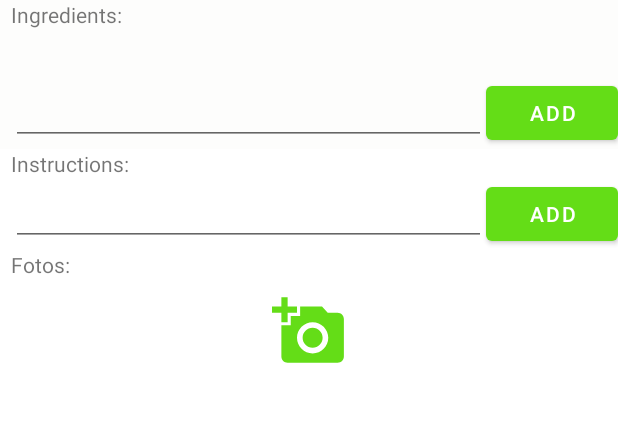
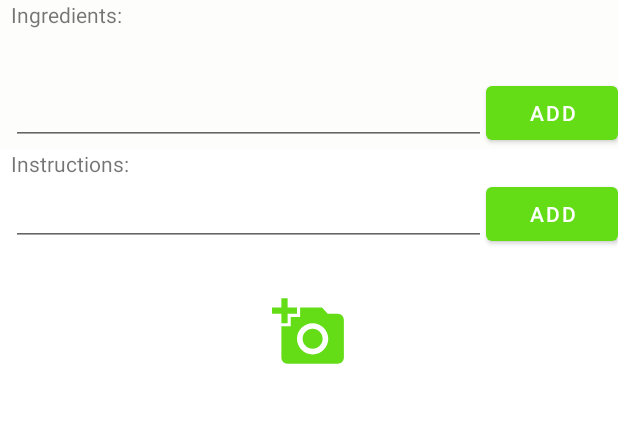
Before and after one commit to sw20-tug/MA-Morning-3, an Android app: the AddRecipesFragment screen opened directly, with no data from a screen before it, on a phone screen of 412 x 824 dp, the part 502-925 px from its top. Run offline under Robolectric (Android 15) with nearby library versions, the phone set to English and light mode, and no system bars.

Commit message:
COOK-26 MOD image preview; styling of image preview [LH, ST]

```diff
--- a/app/app/src/main/java/at/tugraz/ist/sw20/mam3/cook/ui/add_recipes/AddRecipesFragment.kt
+++ b/app/app/src/main/java/at/tugraz/ist/sw20/mam3/cook/ui/add_recipes/AddRecipesFragment.kt
@@ -97,8 +97,6 @@ class AddRecipesFragment : Fragment() {
         val textViewInstr: TextView =
             root.text_input_instructions.findViewById(R.id.instruction_input_description)
         textViewInstr.setText(R.string.create_edit_recipes_instructions)
-        val textViewImage: TextView = root.text_input_images.findViewById(R.id.image_input_description)
-        textViewImage.setText(R.string.create_edit_recipes_fotos)
 
         val textViewPrepMin: TextView = root.text_input_preptime.findViewById(R.id.time_input_minutes)
         textViewPrepMin.setText(R.string.minutes_text_label)
@@ -166,7 +164,10 @@ class AddRecipesFragment : Fragment() {
             }
         }
     }
+
     fun setupImages() {
+
+        RecipeService(context!!).deleteTemporaryImages();
 
         val imageAddBtn = root.image_add_image_button
         .findViewById<ImageView>(R.id.image_add_image_button)
@@ -199,13 +200,11 @@ class AddRecipesFragment : Fragment() {
     override fun onActivityResult(requestCode: Int, resultCode: Int, data: Intent?) {
         super.onActivityResult(requestCode, resultCode, data)
 
-        //  TODO: sample code taking pictures and loading from storage
         if (requestCode == REQUEST_IMAGE_CAPTURE && resultCode == RESULT_OK) {
             val imageBitmap = data!!.extras!!.get("data") as Bitmap
             val recipeService = RecipeService(context!!)
             // TODO: handle edit recipe
             recipeService.storeImageTemporary(imageBitmap)
-            // TODO: update gallery
             val dataReadyListener = object : DataReadyListener<List<Uri>> {
                 override fun onDataReady(data: List<Uri>?) {
                     activity!!.runOnUiThread {
@@ -226,9 +225,7 @@ class AddRecipesFragment : Fragment() {
             val dataReadyListener = object : DataReadyListener<List<Uri>> {
                 override fun onDataReady(data: List<Uri>?) {
                     activity!!.runOnUiThread {
-                        Log.d("Photo Preview", "Before Adapter call")
                         lvImages.adapter = ImagePreviewAdapter(context!!, null, data)
-                        Log.d("Photo Preview", "After Adapter call")
                     }
 
                 }
--- a/app/app/src/main/res/layout/item_image_input.xml
+++ b/app/app/src/main/res/layout/item_image_input.xml
@@ -5,23 +5,24 @@
     android:layout_height="match_parent"
     xmlns:app="http://schemas.android.com/apk/res-auto">
 
-    <TextView
-        android:id="@+id/image_input_description"
-        android:layout_width="match_parent"
-        android:layout_height="wrap_content"
-        app:layout_constraintTop_toTopOf="parent"
-        app:layout_constraintStart_toStartOf="parent"
-        app:layout_constraintBottom_toTopOf="@+id/image_input_recycler_view"
-        android:text=""
-        android:layout_marginStart="@dimen/item_left_margin"
-        />
+<!--    <TextView-->
+<!--        android:id="@+id/image_input_description"-->
+<!--        android:layout_width="match_parent"-->
+<!--        android:layout_height="wrap_content"-->
+<!--        app:layout_constraintTop_toTopOf="parent"-->
+<!--        app:layout_constraintStart_toStartOf="parent"-->
+<!--        app:layout_constraintBottom_toTopOf="@+id/image_input_recycler_view"-->
+<!--        android:text=""-->
+<!--        android:layout_marginStart="@dimen/item_left_margin"-->
+<!--        />-->
 
     <androidx.recyclerview.widget.RecyclerView
         android:id="@+id/image_input_recycler_view"
         android:scrollbars="horizontal"
         android:layout_width="match_parent"
         android:layout_height="wrap_content"
-        app:layout_constraintTop_toBottomOf="@id/image_input_description"
+        android:layout_marginTop="20dp"
+        app:layout_constraintTop_toTopOf="parent"
         app:layout_constraintBottom_toTopOf="@id/image_add_image_button"
         app:layout_constraintStart_toStartOf="parent"
         />
```
Also changed, not shown: app/app/src/main/res/layout/listitem_image_preview.xml (+6 -2 lines).
